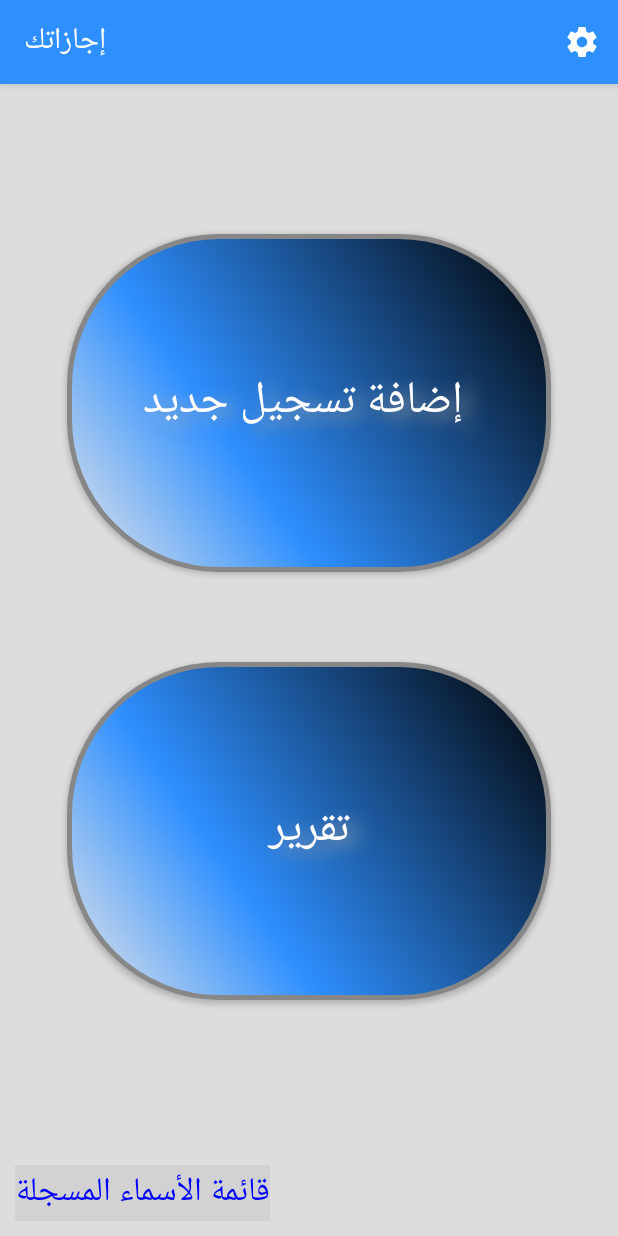
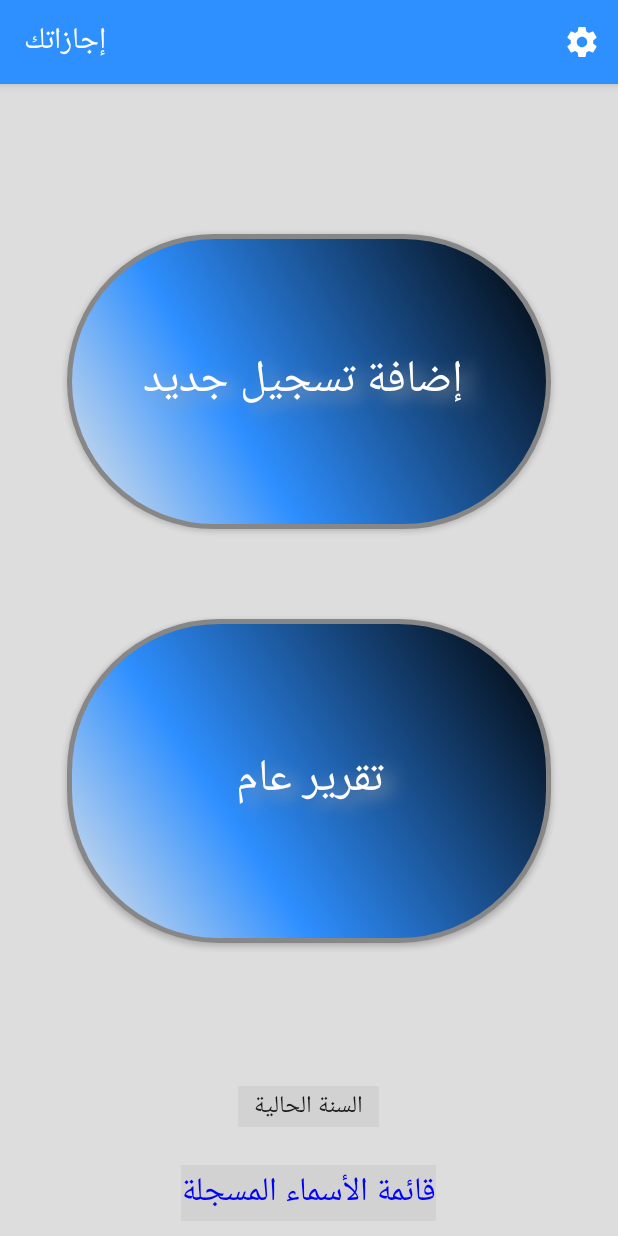
Before and after one commit to AlyAbdelaal/VacationsRecording, an Android app: the screen it shows after launch (MainActivity), on a phone screen of 412 x 824 dp. Run offline under Robolectric (Android 15) with nearby library versions, the phone set to English and light mode, and no system bars; libraries missing offline, so code that uses them is left out: hotchemi.android.rate; 2 statements that could not run were skipped.

```diff
--- a/app/src/main/java/alsayed/aly/vacationsrecordingfortechnicians/MainActivity.java
+++ b/app/src/main/java/alsayed/aly/vacationsrecordingfortechnicians/MainActivity.java
@@ -11,10 +11,16 @@ import android.view.Menu;
 import android.view.MenuInflater;
 import android.view.MenuItem;
 import android.view.View;
+import android.widget.Adapter;
+import android.widget.AdapterView;
+import android.widget.ArrayAdapter;
 import android.widget.Button;
+import android.widget.Spinner;
 import android.widget.TextView;
 import android.widget.Toast;
 
+import java.lang.reflect.Array;
+import java.util.ArrayList;
 import java.util.Calendar;
 
 import hotchemi.android.rate.AppRate;
@@ -25,8 +31,10 @@ public class MainActivity extends AppCompatActivity {
     Button addrecord;
     Button allrecords;
     TextView oldn;
+    Spinner yearSpinner;
+    static String SHOW_YEAR;
     static boolean showDialog=true;
-
+    static int pos;
     @Override
     protected void onCreate(Bundle savedInstanceState) {
         super.onCreate(savedInstanceState);
@@ -62,15 +70,49 @@ public class MainActivity extends AppCompatActivity {
             }
         });
 
+        /*
         Calendar calendar=Calendar.getInstance();
         int c_Year = calendar.get(Calendar.YEAR);
         int r_year=Integer.parseInt(new DBHelper(this).recordYear());
         Toast.makeText(this,r_year+"",Toast.LENGTH_SHORT).show();
-        if (c_Year!=r_year){detectNewYear();}
+        //if (c_Year!=r_year){detectNewYear();}*/
+
+        yearSpinner=(Spinner) findViewById(R.id.year_spinner);
+        final ArrayAdapter<CharSequence> adapter =ArrayAdapter.createFromResource(this,R.array.years,android.R.layout.simple_spinner_item);
+        yearSpinner.setAdapter(adapter);
+        yearSpinner.setSelection(pos);
+        onYearSelected(yearSpinner);
+    }
+    public void onYearSelected(final Spinner spinner){
+        spinner.setOnItemSelectedListener(new AdapterView.OnItemSelectedListener() {
+            @Override
+            public void onItemSelected(AdapterView<?> parent, View view, int position, long id) {
+                Calendar calendar=Calendar.getInstance();
+                int c_Year = calendar.get(Calendar.YEAR);
+                String sy=parent.getItemAtPosition(position).toString();
+                switch (sy){
+                    case "السنة الحالية":
+                        SHOW_YEAR=c_Year+""; pos = position;
+                        break;
+                    case "السنة القادمة":
+                        SHOW_YEAR=(c_Year+1)+"";pos = position;
+                        break;
+                    case "السنة الماضية":
+                        SHOW_YEAR=(c_Year-1)+"";pos = position;
+                        break;
+                }
+            }
+
+            @Override
+            public void onNothingSelected(AdapterView<?> parent) {
+
+            }
+        });
     }
 
+
     private void detectNewYear() {
-        new DBHelper(this).insertToOld();
+       /* new DBHelper(this).insertToOld();
         new AlertDialog.Builder(this)
                 .setTitle(" السنة الجديدة "  )
                 .setMessage( "تم الآن تنظيف السجلات بمناسبة حلول السنة الجديدة ")
@@ -81,7 +123,7 @@ public class MainActivity extends AppCompatActivity {
                     }
                 })
                 .setIcon(android.R.drawable.ic_dialog_alert)
-                .show();
+                .show();*/
     }
 
     public void openAddActivity(){
--- a/app/src/main/res/layout/activity_main.xml
+++ b/app/src/main/res/layout/activity_main.xml
@@ -15,7 +15,6 @@
         android:layout_width="match_parent"
         android:layout_height="match_parent"
         android:layout_weight="50"
-        android:layout_alignParentTop="true"
         android:layout_marginLeft="20pt"
         android:layout_marginTop="100dp"
         android:layout_marginBottom="30dp"
@@ -35,11 +34,10 @@
         android:layout_width="match_parent"
         android:layout_height="match_parent"
         android:layout_weight="50"
-        android:layout_below="@+id/addrecord"
-        android:layout_alignParentBottom="true"
+
         android:layout_marginLeft="20pt"
         android:layout_marginRight="20pt"
-        android:layout_marginBottom="100dp"
+        android:layout_marginBottom="80dp"
         android:layout_marginTop="30dp"
         android:background="@drawable/button_background"
         android:shadowColor="#A8A8A8"
@@ -47,14 +45,28 @@
         android:shadowDy="5"
 
         android:shadowRadius="15"
-        android:text="تقرير"
+        android:text="تقرير عام"
         android:textColor="#FFFFFF"
         android:textSize="30sp" />
+
+    <Spinner
+        android:id="@+id/year_spinner"
+        android:layout_width="wrap_content"
+        android:layout_height="wrap_content"
+        android:layout_gravity="center"
+        android:textAlignment="center"
+        android:gravity="center"
+        android:textColor="@color/blue"
+        android:background="@color/gray"
+        android:layout_margin="15dp"
+        android:textSize="10pt"
+        />
     <TextView
         android:layout_width="wrap_content"
         android:layout_height="wrap_content"
         android:text="قائمة الأسماء المسجلة"
         android:textSize="10pt"
+        android:layout_gravity="center"
         android:textColor="@color/blue"
         android:background="@color/gray"
         android:layout_margin="10dp"
--- a/app/src/main/res/values/strings.xml
+++ b/app/src/main/res/values/strings.xml
@@ -30,4 +30,9 @@
         <item>11</item>
         <item>12</item>
     </string-array>
+    <string-array name="years">
+        <item>السنة الحالية</item>
+        <item>السنة القادمة</item>
+        <item>السنة الماضية</item>
+    </string-array>
 </resources>
```
Also changed, not shown: app/src/main/java/alsayed/aly/vacationsrecordingfortechnicians/DBHelper.java (+15 -11 lines), app/src/main/java/alsayed/aly/vacationsrecordingfortechnicians/add.java (+12 -0 lines), app/src/main/res/drawable/ic_add_box_black_24dp.xml (added, +9 -0 lines), app/src/main/res/drawable/ic_add_circle_black_24dp.xml (added, +16 -0 lines).
